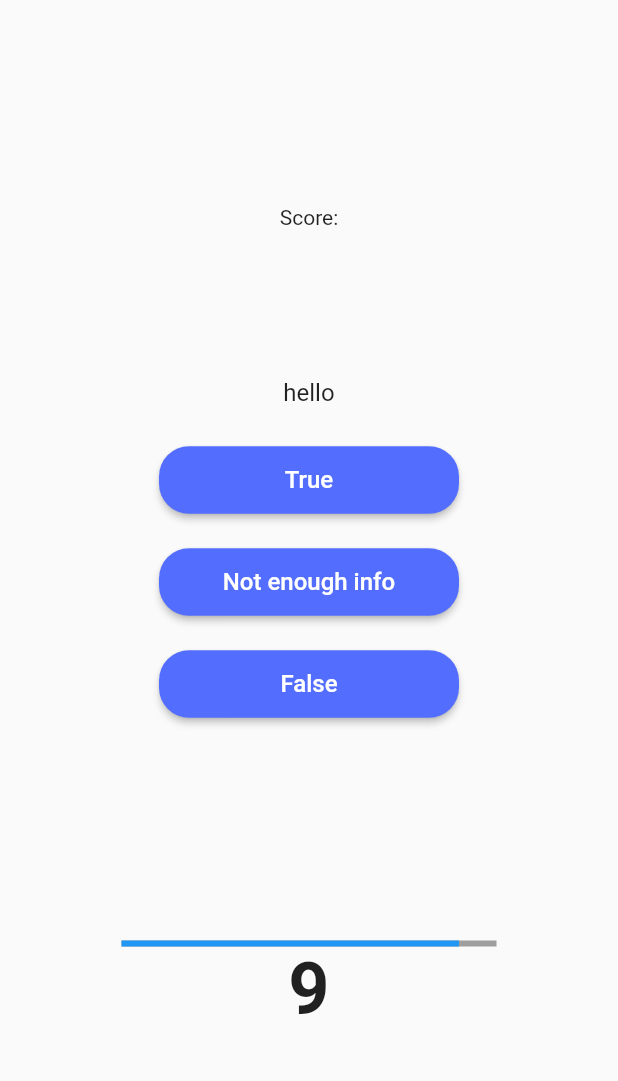
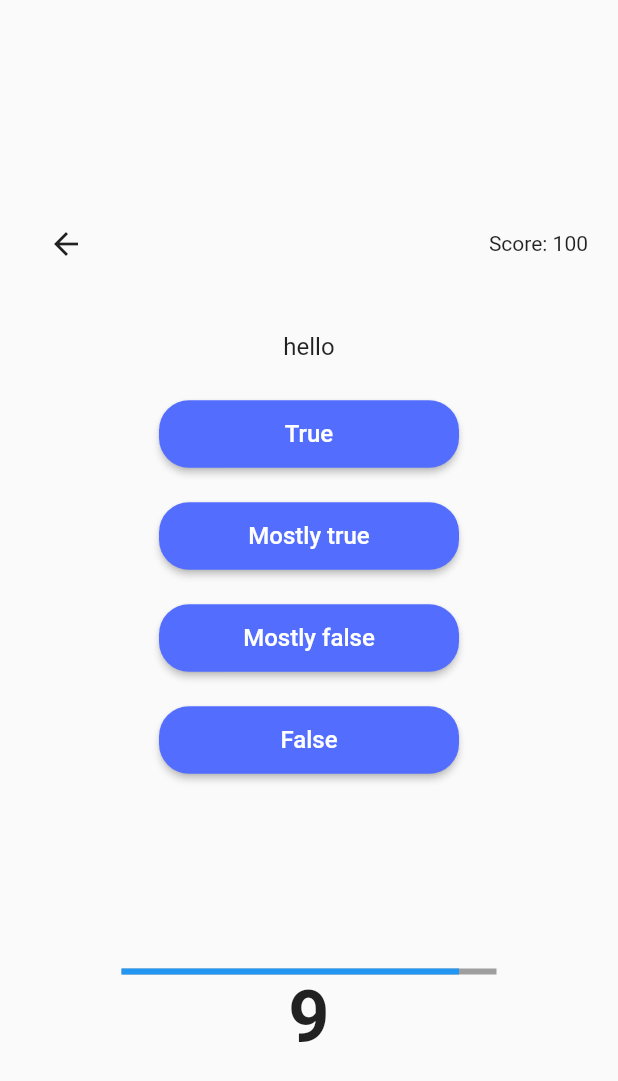
Before and after one commit to Mintra99/BachelorOppgave, a Flutter app: the ProposerManager screen opened directly, on a phone screen of 412 x 824 dp. Shown: the top 1081 px of the screen. Run offline on Flutter 3.47's test engine with Material 2 defaults, Android fonts, the phone set to English and light mode, and no system bars; our stand-ins replace email_validator, shared_preferences; accounts and stored records are empty; Roboto replaces fonts that are missing (Alike, Quando).

Commit message:
updated guesser and started making lobby

```diff
--- a/factgame/lib/UI/gameUI/guesser.dart
+++ b/factgame/lib/UI/gameUI/guesser.dart
@@ -18,9 +18,9 @@ class _ProposerPageState extends State<ProposerManager> {
 
   Map<String, Color> btncolor = {
     "True": Colors.indigoAccent,
-    "Not enough info": Colors.indigoAccent,
+    "Mostly true": Colors.indigoAccent,
+    "Mostly false": Colors.indigoAccent,
     "False": Colors.indigoAccent,
-    //"d": Colors.indigoAccent,
   };
 
   @override
@@ -108,7 +108,17 @@ class _ProposerPageState extends State<ProposerManager> {
             new Container(
               child: Column(
                 children: [
-                  Container(
+                  Padding(
+                    padding: const EdgeInsets.all(20.0),
+                    child: Row(
+                      children: <Widget>[
+                        BackButton(),
+                        Spacer(),
+                        Text('Score: 100'), //change this line with actual score when made
+                      ],
+                    ),
+                  ),
+                  /*Container(
                     height: 100,
                     child: Title(
                         color: Colors.black,
@@ -117,7 +127,7 @@ class _ProposerPageState extends State<ProposerManager> {
                           textAlign: TextAlign.center,
                         )),
                     width: double.infinity,
-                  ),
+                  ),*/
                   Container(
                     padding: EdgeInsets.all(15.0),
                     child: Text(
@@ -133,7 +143,8 @@ class _ProposerPageState extends State<ProposerManager> {
                     child: Column(
                       children: <Widget>[
                         choicebutton('True'),
-                        choicebutton('Not enough info'),
+                        choicebutton('Mostly true'),
+                        choicebutton('Mostly false'),
                         choicebutton('False'),
                       ],
                     ),
```
Also changed, not shown: factgame/lib/UI/gamemode/multiplayer_manager.dart (+38 -1 lines), factgame/lib/UI/lobby/createlobby.dart (added, +74 -0 lines).
